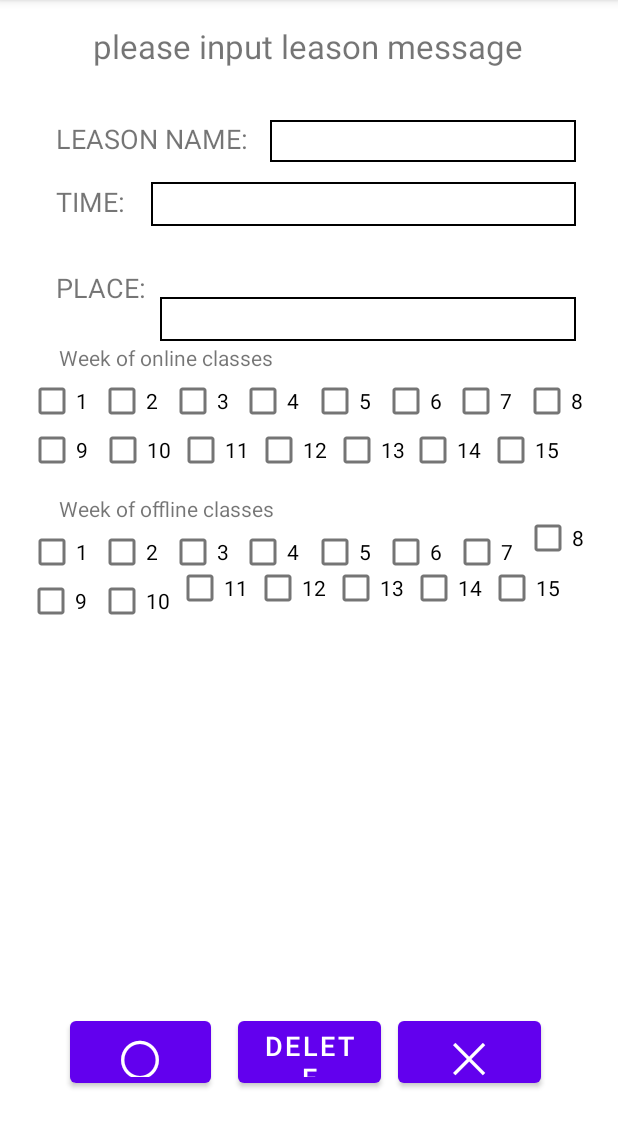
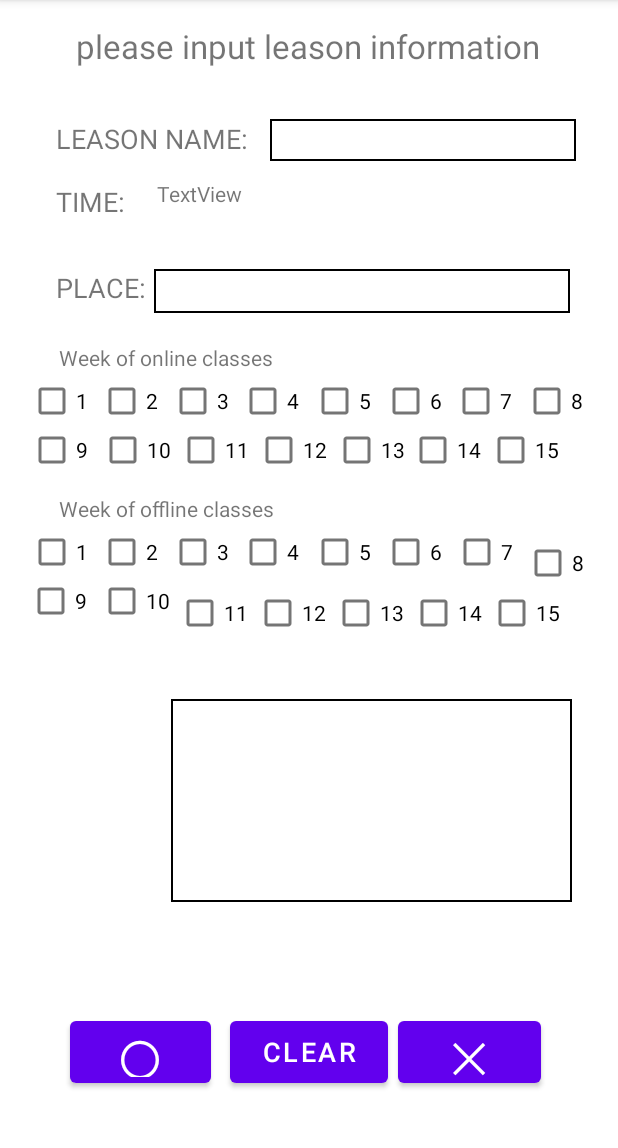
Before and after one commit to 525750302/calender, an Android app: the edit_schedule screen opened directly, with no data from a screen before it, on a phone screen of 412 x 824 dp, the part 84-1232 px from its top. Run offline under Robolectric (Android 15) with nearby library versions, the phone set to English and light mode, and no system bars.

Commit message:
no message

```diff
--- a/app/src/main/AndroidManifest.xml
+++ b/app/src/main/AndroidManifest.xml
@@ -8,11 +8,13 @@
         android:label="@string/app_name"
         android:roundIcon="@mipmap/ic_launcher_round"
         android:supportsRtl="true"
-        android:theme="@style/Theme.Calendar">
+        android:theme="@style/Theme.Calendar"
+        android:name=".application_calendar">
         <activity android:name=".edit_mode"></activity>
         <activity android:name=".setting" />
         <activity android:name=".edit_schedule" />
         <activity android:name=".MainActivity">
+
             <intent-filter>
                 <action android:name="android.intent.action.MAIN" />
 
--- a/app/src/main/java/jp/ac/ritsumei/ise/phy/exp2/is0599pv/calendar/edit_schedule.java
+++ b/app/src/main/java/jp/ac/ritsumei/ise/phy/exp2/is0599pv/calendar/edit_schedule.java
@@ -2,13 +2,175 @@ package jp.ac.ritsumei.ise.phy.exp2.is0599pv.calendar;
 
 import androidx.appcompat.app.AppCompatActivity;
 
+import android.content.Intent;
 import android.os.Bundle;
+import android.view.View;
+import android.widget.CheckBox;
+import android.widget.EditText;
+import android.widget.TextView;
 
 public class edit_schedule extends AppCompatActivity {
+    private static final String NONE = "";
+    private int day;
+    private int time;
+    private application_calendar data;
+    private TextView title;
+    private EditText edit_name;
+    private TextView edit_time;
+    private EditText edit_place;
+    private EditText edit_remark;
+    private CheckBox[] online_week = new CheckBox[15];
+    private CheckBox[] offline_week = new CheckBox[15];
+
+    private void ini(){
+        data = (application_calendar)getApplication();
+        title = findViewById(R.id.textView_title);
+
+        edit_name = findViewById(R.id.edit_name);
+        edit_time = findViewById(R.id.edit_time);
+        edit_place = findViewById(R.id.edit_place);
+        edit_remark = findViewById(R.id.edit_remark);
+
+        online_week[0] = findViewById(R.id.checkBox);
+        online_week[1] = findViewById(R.id.checkBox2);
+        online_week[2] = findViewById(R.id.checkBox3);
+        online_week[3] = findViewById(R.id.checkBox4);
+        online_week[4] = findViewById(R.id.checkBox5);
+        online_week[5] = findViewById(R.id.checkBox6);
+        online_week[6] = findViewById(R.id.checkBox7);
+        online_week[7] = findViewById(R.id.checkBox8);
+        online_week[8] = findViewById(R.id.checkBox9);
+        online_week[9] = findViewById(R.id.checkBox10);
+        online_week[10] = findViewById(R.id.checkBox11);
+        online_week[11] = findViewById(R.id.checkBox12);
+        online_week[12] = findViewById(R.id.checkBox13);
+        online_week[13] = findViewById(R.id.checkBox14);
+        online_week[14] = findViewById(R.id.checkBox15);
+
+        offline_week[0] = findViewById(R.id.checkBox2_1);
+        offline_week[1] = findViewById(R.id.checkBox2_2);
+        offline_week[2] = findViewById(R.id.checkBox2_3);
+        offline_week[3] = findViewById(R.id.checkBox2_4);
+        offline_week[4] = findViewById(R.id.checkBox2_5);
+        offline_week[5] = findViewById(R.id.checkBox2_6);
+        offline_week[6] = findViewById(R.id.checkBox2_7);
+        offline_week[7] = findViewById(R.id.checkBox2_8);
+        offline_week[8] = findViewById(R.id.checkBox2_9);
+        offline_week[9] = findViewById(R.id.checkBox2_10);
+        offline_week[10] = findViewById(R.id.checkBox2_11);
+        offline_week[11] = findViewById(R.id.checkBox2_12);
+        offline_week[12] = findViewById(R.id.checkBox2_13);
+        offline_week[13] = findViewById(R.id.checkBox2_14);
+        offline_week[14] = findViewById(R.id.checkBox2_15);
+
+        if(day != -1 && time != -1){
+            if(data.get_exist(day,time)==1){
+                edit_name.setText(data.getName(day,time));
+                String time_text="";
+                if(day == 0)
+                    time_text = "月";
+                if(day == 1)
+                    time_text = "火";
+                if(day == 2)
+                    time_text = "水";
+                if(day == 3)
+                    time_text = "木";
+                if(day == 4)
+                    time_text = "金";
+                edit_time.setText(time_text+"曜日"+time+"時限");
+
+                edit_place.setText(data.getPlace(day,time));
+                edit_remark .setText(data.getRemark(day,time));
+
+                for (int i=0;i<15;++i)
+                {
+                    if(data.get_online(day,time,i)==1)
+                    {
+                        online_week[i].setChecked(true);
+                        offline_week[i].setChecked(false);
+                    }
+                    else if(data.get_online(day,time,i)==-1)
+                    {
+                        offline_week[i].setChecked(true);
+                        online_week[i].setChecked(false);
+                    }
+                    else if(data.get_online(day,time,i)==2)
+                    {
+                        offline_week[i].setChecked(true);
+                        online_week[i].setChecked(true);
+                    }
+                    else
+                    {
+                        offline_week[i].setChecked(false);
+                        online_week[i].setChecked(false);
+                    }
+                }
+            }
+        }
+    }
 
     @Override
     protected void onCreate(Bundle savedInstanceState) {
         super.onCreate(savedInstanceState);
+
+        Intent intent = getIntent();
+        day = intent.getIntExtra("day",-1);
+        time = intent.getIntExtra("time",-1);
+
         setContentView(R.layout.activity_edit_schedule);
+        ini();
+    }
+
+    public void button_clear(View v){
+        edit_name.setText("");
+        edit_place.setText("");
+        edit_remark .setText("");
+        for(int i=0;i<15;++i){
+            offline_week[i].setChecked(false);
+            online_week[i].setChecked(false);
+        }
+    }
+
+    public void button_yes(View v)
+    {
+        if(edit_name.getText().toString()==NONE){
+            data.set_exist(day,time,0);
+        }
+        else{
+            data.setName(edit_name.getText().toString(),day,time);
+            data.setPlace(edit_place.getText().toString(),day,time);
+            data.setRemark(edit_remark.getText().toString(),day,time);
+            int[] week = new int[15];
+            for(int i =1;i<15;++i)
+            {
+                if(online_week[i].isChecked()==true && offline_week[i].isChecked()==true)
+                {
+                    week[i]=2;
+                }
+                else if(online_week[i].isChecked()==false && offline_week[i].isChecked()==true)
+                {
+                    week[i]=-1;
+                }
+                else if(offline_week[i].isChecked()==false && online_week[i].isChecked()==true)
+                {
+                    week[i]=1;
+                }
+                else if(offline_week[i].isChecked()==false && online_week[i].isChecked()==false)
+                {
+                    week[i]=0;
+                }
+            }
+            data.change_online(day,time,week);
+            data.set_exist(day,time,1);
+
+            Intent intent=new Intent(edit_schedule.this,MainActivity.class);//把数据传递到NextActivity
+            startActivity(intent);//启动activity
+        }
+    }
+
+    public void button_no(View v)
+    {
+        Intent intent=new Intent(edit_schedule.this,MainActivity.class);//把数据传递到NextActivity
+        startActivity(intent);//启动activity
     }
 }
--- /dev/null
+++ b/app/src/main/res/drawable-v24/textview_border_mix.xml
@@ -0,0 +1,5 @@
+<?xml version="1.0" encoding="utf-8"?>
+<shape xmlns:android="http://schemas.android.com/apk/res/android" android:shape="rectangle" >
+    <solid android:color="#FF66FF" />
+    <stroke android:width="2dip" android:color="#E2FBFD"/>
+</shape>
--- /dev/null
+++ b/app/src/main/res/drawable-v24/textview_border_offline.xml
@@ -0,0 +1,5 @@
+<?xml version="1.0" encoding="utf-8"?>
+<shape xmlns:android="http://schemas.android.com/apk/res/android" android:shape="rectangle" >
+    <solid android:color="#FFFF33" />
+    <stroke android:width="2dip" android:color="#E2FBFD"/>
+</shape>
--- /dev/null
+++ b/app/src/main/res/drawable-v24/textview_border_online.xml
@@ -0,0 +1,5 @@
+<?xml version="1.0" encoding="utf-8"?>
+<shape xmlns:android="http://schemas.android.com/apk/res/android" android:shape="rectangle" >
+    <solid android:color="#33FF66" />
+    <stroke android:width="2dip" android:color="#E2FBFD"/>
+</shape>
--- a/app/src/main/res/layout/activity_edit_schedule.xml
+++ b/app/src/main/res/layout/activity_edit_schedule.xml
@@ -7,11 +7,12 @@
     tools:context=".edit_schedule">
 
     <Button
-        android:id="@+id/delete"
-        android:layout_width="95dp"
+        android:id="@+id/clear"
+        android:layout_width="105dp"
         android:layout_height="53dp"
         android:layout_marginBottom="40dp"
-        android:text="delete"
+        android:onClick="button_clear"
+        android:text="clear"
         android:textAlignment="center"
         android:textSize="18sp"
         app:layout_constraintBottom_toBottomOf="parent"
@@ -427,6 +428,7 @@
         android:layout_height="53dp"
         android:layout_marginStart="25dp"
         android:layout_marginBottom="40dp"
+        android:onClick="button_yes"
         android:text="〇"
         android:textAlignment="center"
         android:textSize="28sp"
@@ -441,6 +443,7 @@
         android:layout_height="53dp"
         android:layout_marginEnd="25dp"
         android:layout_marginBottom="40dp"
+        android:onClick="button_no"
         android:text="✕"
         android:textAlignment="center"
         android:textSize="28sp"
@@ -500,7 +503,7 @@
         android:layout_marginStart="62dp"
         android:layout_marginTop="16dp"
         android:layout_marginEnd="63dp"
-        android:text="please input leason message"
+        android:text="please input leason information"
         android:textSize="22sp"
         app:layout_constraintEnd_toEndOf="parent"
         app:layout_constraintStart_toStartOf="parent"
@@ -513,61 +516,40 @@
         android:layout_marginStart="1dp"
         android:layout_marginTop="34dp"
         android:layout_marginEnd="28dp"
-        android:layout_marginBottom="13dp"
         android:background="@drawable/edit_border"
         android:ems="10"
         android:inputType="textPersonName"
-        app:layout_constraintBottom_toTopOf="@+id/edit_time"
         app:layout_constraintEnd_toEndOf="parent"
         app:layout_constraintStart_toEndOf="@+id/textView_name"
         app:layout_constraintTop_toBottomOf="@+id/textView_title" />
 
     <EditText
-        android:id="@+id/edit_time"
-        android:layout_width="283dp"
+        android:id="@+id/edit_place"
+        android:layout_width="277dp"
         android:layout_height="29dp"
-        android:layout_marginStart="5dp"
-        android:layout_marginTop="11dp"
-        android:layout_marginEnd="28dp"
+        android:layout_marginTop="12dp"
+        android:layout_marginEnd="32dp"
+        android:layout_marginBottom="540dp"
         android:background="@drawable/edit_border"
         android:ems="10"
         android:inputType="textPersonName"
+        app:layout_constraintBottom_toBottomOf="parent"
         app:layout_constraintEnd_toEndOf="parent"
-        app:layout_constraintStart_toEndOf="@+id/textView_time"
-        app:layout_constraintTop_toBottomOf="@+id/textView_name" />
-
-    <EditText
-        android:id="@+id/edit_place"
-        android:layout_width="277dp"
-        android:layout_height="29dp"
-        android:layout_marginStart="7dp"
-        android:layout_marginTop="12dp"
-        android:layout_marginEnd="28dp"
-        android:layout_marginBottom="447dp"
-        android:background="@drawable/edit_border"
-        android:ems="10"
-        android:inputType="textPersonName"
-        app:layout_constraintBottom_toTopOf="@+id/button"
-        app:layout_constraintEnd_toEndOf="parent"
-        app:layout_constraintHorizontal_bias="0.0"
-        app:layout_constraintStart_toEndOf="@+id/textView_place"
-        app:layout_constraintTop_toBottomOf="@+id/edit_time"
-        app:layout_constraintVertical_bias="1.0" />
+        app:layout_constraintTop_toBottomOf="@+id/edit_time" />
 
     <EditText
         android:id="@+id/edit_remark"
         android:layout_width="267dp"
         android:layout_height="135dp"
-        android:layout_marginTop="432dp"
-        android:layout_marginEnd="28dp"
-        android:layout_marginBottom="328dp"
+        android:layout_marginStart="2dp"
+        android:layout_marginEnd="32dp"
+        android:layout_marginBottom="73dp"
         android:background="@drawable/edit_border"
         android:ems="10"
         android:inputType="textPersonName"
-        app:layout_constraintBottom_toTopOf="@+id/button"
+        app:layout_constraintBottom_toTopOf="@+id/clear"
         app:layout_constraintEnd_toEndOf="parent"
-        app:layout_constraintTop_toTopOf="parent"
-        app:layout_constraintVertical_bias="0.0" />
+        app:layout_constraintStart_toEndOf="@+id/textView_remark" />
 
     <TextView
         android:id="@+id/textView_remark"
@@ -597,4 +579,14 @@
         app:layout_constraintStart_toStartOf="parent"
         app:layout_constraintTop_toTopOf="parent" />
 
+    <TextView
+        android:id="@+id/edit_time"
+        android:layout_width="275dp"
+        android:layout_height="28dp"
+        android:layout_marginTop="12dp"
+        android:layout_marginEnd="32dp"
+        android:text="TextView"
+        app:layout_constraintEnd_toEndOf="parent"
+        app:layout_constraintTop_toBottomOf="@+id/edit_name" />
+
 </androidx.constraintlayout.widget.ConstraintLayout>
```
Also changed, not shown: app/src/main/java/jp/ac/ritsumei/ise/phy/exp2/is0599pv/calendar/MainActivity.java (+14 -6 lines), app/src/main/java/jp/ac/ritsumei/ise/phy/exp2/is0599pv/calendar/application_calendar.java (+25 -3 lines), app/src/main/res/layout/activity_main.xml (+31 -8 lines).
